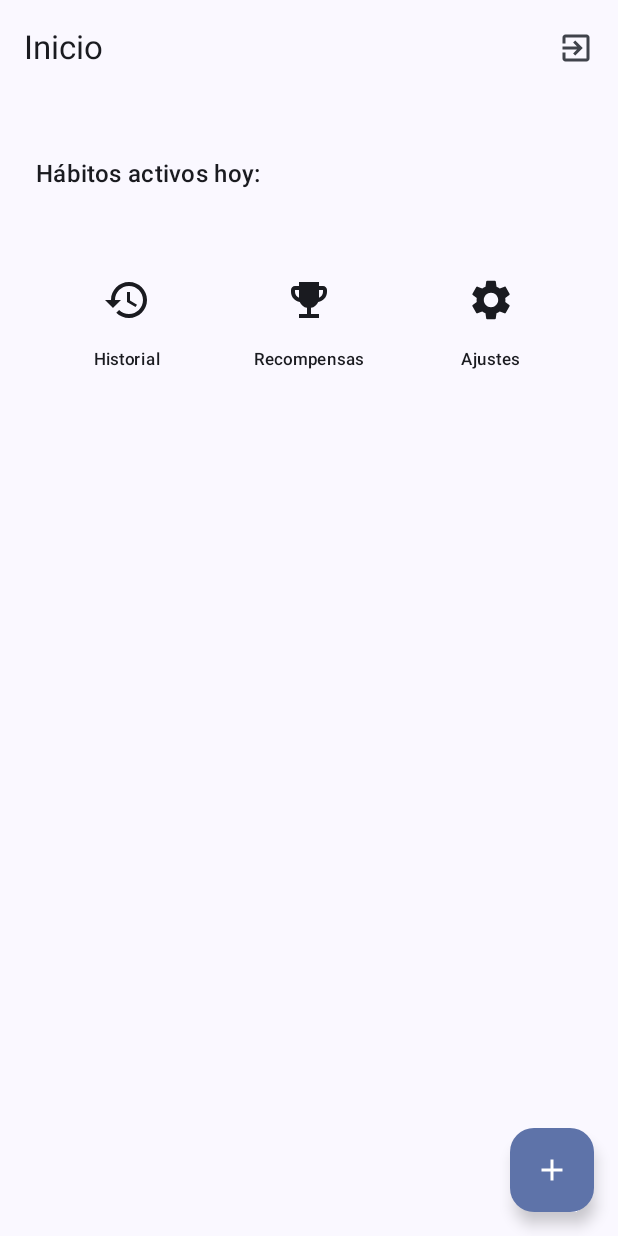
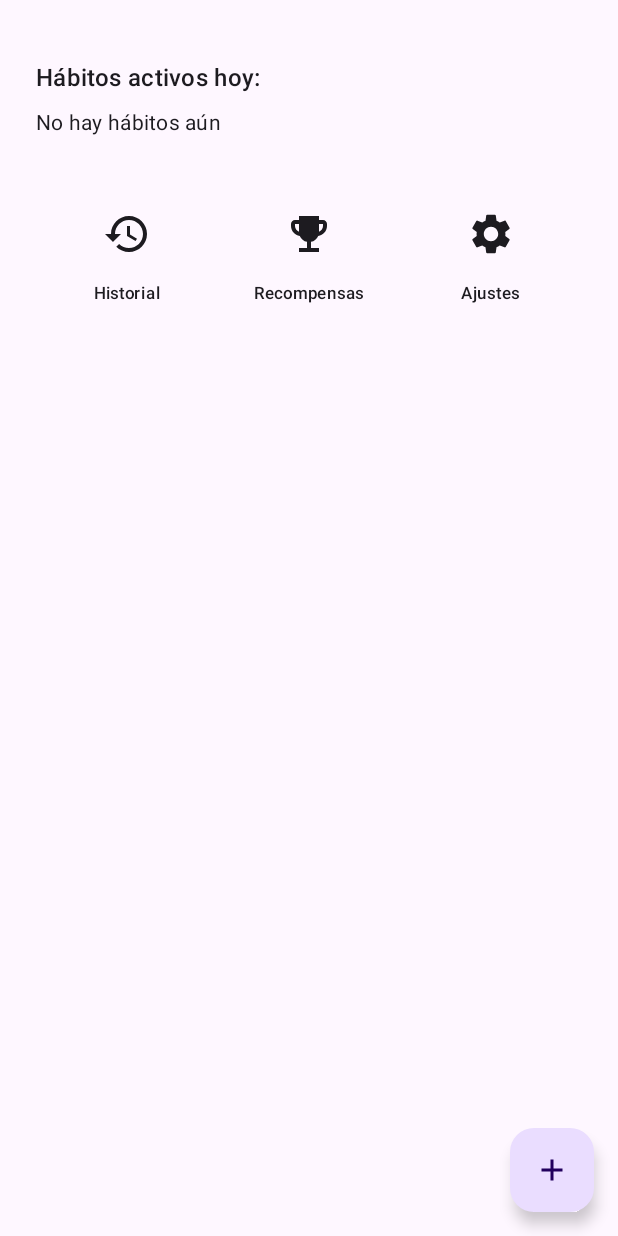
Before and after one commit to iballa003/Seguimiento-de-habitos, an Android app built with Jetpack Compose: the HomeScreen screen opened through its navigation route, on a phone screen of 412 x 824 dp. Run offline under Robolectric (Android 15) with nearby library versions, the phone set to English and light mode, and no system bars; 1 statement that could not run was skipped.

Commit message:
Modificado el Homescreen y creado la pantalla settings con el modo oscuro

```diff
--- a/app/src/main/java/org/iesharia/seguimientodehabitos/MainActivity.kt
+++ b/app/src/main/java/org/iesharia/seguimientodehabitos/MainActivity.kt
@@ -4,10 +4,17 @@ import android.os.Bundle
 import androidx.activity.ComponentActivity
 import androidx.activity.compose.setContent
 import androidx.activity.enableEdgeToEdge
+import androidx.compose.material3.MaterialTheme.colorScheme
 import androidx.compose.material3.Text
+import androidx.compose.material3.darkColorScheme
+import androidx.compose.material3.lightColorScheme
 import androidx.compose.runtime.Composable
+import androidx.compose.runtime.collectAsState
+import androidx.compose.runtime.getValue
 import androidx.compose.ui.Modifier
 import androidx.compose.ui.tooling.preview.Preview
+import androidx.lifecycle.viewmodel.compose.viewModel
+import org.iesharia.seguimientodehabitos.data.viewmodel.ThemeViewModel
 import org.iesharia.seguimientodehabitos.navigation.AppNavigation
 import org.iesharia.seguimientodehabitos.ui.theme.SeguimientoDeHabitosTheme
 import org.iesharia.seguimientodehabitos.ui.screen.LoginScreen
@@ -15,10 +22,12 @@ import org.iesharia.seguimientodehabitos.ui.screen.LoginScreen
 class MainActivity : ComponentActivity() {
     override fun onCreate(savedInstanceState: Bundle?) {
         super.onCreate(savedInstanceState)
-        enableEdgeToEdge()
         setContent {
-            SeguimientoDeHabitosTheme {
-                AppNavigation()
+            val themeViewModel: ThemeViewModel = viewModel()
+            val isDark by themeViewModel.isDarkMode.collectAsState()
+
+            SeguimientoDeHabitosTheme(darkTheme = isDark) {
+                AppNavigation(themeViewModel)
             }
         }
     }
--- a/app/src/main/java/org/iesharia/seguimientodehabitos/data/model/Habito.kt
+++ b/app/src/main/java/org/iesharia/seguimientodehabitos/data/model/Habito.kt
@@ -1,12 +1,15 @@
 package org.iesharia.seguimientodehabitos.data.model
+import kotlinx.serialization.SerialName
 import kotlinx.serialization.Serializable
 
+// CLIENTE - Android
 @Serializable
 data class Habito(
     val id: Int,
     val nombre: String,
     val descripcion: String,
-    val meta_diaria: Int,
+    @SerialName("meta_diaria")
+    val metaDiaria: Int,
     val estado: Boolean,
     val categoriaId: Int
 )
--- /dev/null
+++ b/app/src/main/java/org/iesharia/seguimientodehabitos/data/session/ThemePreferenceManager.kt
@@ -0,0 +1,21 @@
+package org.iesharia.seguimientodehabitos.data.session
+
+import android.content.Context
+import androidx.datastore.preferences.core.booleanPreferencesKey
+import androidx.datastore.preferences.core.edit
+import androidx.datastore.preferences.preferencesDataStore
+import kotlinx.coroutines.flow.Flow
+import kotlinx.coroutines.flow.map
+
+object ThemePreferenceManager {
+    private val Context.dataStore by preferencesDataStore(name = "settings")
+    private val DARK_MODE_KEY = booleanPreferencesKey("dark_mode")
+
+    suspend fun setDarkMode(context: Context, isDark: Boolean) {
+        context.dataStore.edit { it[DARK_MODE_KEY] = isDark }
+    }
+
+    fun getDarkModeFlow(context: Context): Flow<Boolean> {
+        return context.dataStore.data.map { it[DARK_MODE_KEY] ?: false }
+    }
+}
--- /dev/null
+++ b/app/src/main/java/org/iesharia/seguimientodehabitos/data/viewmodel/ThemeViewModel.kt
@@ -0,0 +1,22 @@
+package org.iesharia.seguimientodehabitos.data.viewmodel
+
+import android.app.Application
+import androidx.lifecycle.AndroidViewModel
+import androidx.lifecycle.viewModelScope
+import kotlinx.coroutines.flow.SharingStarted
+import kotlinx.coroutines.flow.stateIn
+import kotlinx.coroutines.launch
+import org.iesharia.seguimientodehabitos.data.session.ThemePreferenceManager
+
+class ThemeViewModel(application: Application) : AndroidViewModel(application) {
+    private val context = application.applicationContext
+
+    val isDarkMode = ThemePreferenceManager.getDarkModeFlow(context)
+        .stateIn(viewModelScope, SharingStarted.Eagerly, false)
+
+    fun toggleDarkMode(enabled: Boolean) {
+        viewModelScope.launch {
+            ThemePreferenceManager.setDarkMode(context, enabled)
+        }
+    }
+}
--- a/app/src/main/java/org/iesharia/seguimientodehabitos/navigation/AppNavigation.kt
+++ b/app/src/main/java/org/iesharia/seguimientodehabitos/navigation/AppNavigation.kt
@@ -27,12 +27,17 @@ import org.iesharia.seguimientodehabitos.data.api.AuthService
 import org.iesharia.seguimientodehabitos.data.api.HabitoService
 import org.iesharia.seguimientodehabitos.data.model.Habito
 import org.iesharia.seguimientodehabitos.data.session.UserSessionManager
+import org.iesharia.seguimientodehabitos.data.viewmodel.ThemeViewModel
+import org.iesharia.seguimientodehabitos.ui.screen.EditHabitScreen
 import org.iesharia.seguimientodehabitos.ui.screen.HabitFormScreen
 import org.iesharia.seguimientodehabitos.ui.screen.HabitListScreen
+import org.iesharia.seguimientodehabitos.ui.screen.HomeScreen2
+import org.iesharia.seguimientodehabitos.ui.screen.LogbookScreen
+import org.iesharia.seguimientodehabitos.ui.screen.SettingsScreen
 import org.iesharia.seguimientodehabitos.ui.screen.SplashScreen
 
 @Composable
-fun AppNavigation() {
+fun AppNavigation(themeViewModel: ThemeViewModel) {
     val navController = rememberNavController()
     val context = LocalContext.current
     val sessionManager = remember { UserSessionManager(context) }
@@ -50,7 +55,7 @@ fun AppNavigation() {
     }
     NavHost(
         navController = navController,
-        startDestination = Routes.SPLASH
+        startDestination = Routes.HOME2
     ) {
         composable(Routes.LOGIN) {
             val context = LocalContext.current
@@ -116,6 +121,20 @@ fun AppNavigation() {
                 onGoToHistorial = { navController.navigate(Routes.HISTORY) },
                 onGoToRecompensas = { navController.navigate(Routes.REWARDS) },
                 onGoToConfiguracion = { navController.navigate(Routes.SETTINGS) },
+                onRegistrarProgreso = { navController.navigate(Routes.REGISTER) },
+                )
+        }
+        composable(Routes.HOME2) {
+            HomeScreen2(
+                onAddHabit = {},
+                onOpenSettings = {navController.navigate(Routes.SETTINGS)},
+                onOpenLogbook = {navController.navigate(Routes.LOGBOOK)},
+                onEditar = {navController.navigate(Routes.EDIT_HABIT)}
+            )
+        }
+        composable(Routes.LOGBOOK) {
+            LogbookScreen(
+            onBack = {navController.popBackStack()}
             )
         }
         composable(Routes.HABIT_LIST) {
@@ -130,6 +149,18 @@ fun AppNavigation() {
                 }
             )
         }
+        composable(Routes.EDIT_HABIT) {
+            EditHabitScreen(
+                onSave = { name, description, meta ->
+                    // Guardar en base de datos o ViewModel
+                    navController.popBackStack()
+                },
+                onCancel = {
+                    navController.popBackStack()
+                }
+            )
+        }
+
         composable(Routes.HABIT_FORM) {
             HabitFormScreen(
                 usuarioId = 1,
@@ -152,7 +183,12 @@ fun AppNavigation() {
             Text("Pantalla de Recompensas")
         }
         composable(Routes.SETTINGS) {
-            Text("Pantalla de Ajustes")
+            val isDark by themeViewModel.isDarkMode.collectAsState()
+            SettingsScreen(
+                isDark2 = isDark,
+                onToggleDarkMode = themeViewModel::toggleDarkMode,
+                onNavigateBack = { navController.popBackStack() }
+            )
         }
         composable(Routes.PROGRESS) {
             Text("Pantalla de Registro de Progreso")
--- a/app/src/main/java/org/iesharia/seguimientodehabitos/navigation/Routes.kt
+++ b/app/src/main/java/org/iesharia/seguimientodehabitos/navigation/Routes.kt
@@ -4,12 +4,15 @@ object Routes {
     const val LOGIN = "login"
     const val REGISTER = "register"
     const val HOME = "home"
+    const val HOME2 = "home2"
+    const val LOGBOOK = "logbook"
     const val HISTORY = "history"
     const val REWARDS = "rewards"
     const val SETTINGS = "settings"
     const val PROGRESS = "progress"
     const val HABIT_LIST = "habit_list"
     const val HABIT_FORM = "habit_form"
+    const val EDIT_HABIT = "editHabit"
     const val SPLASH = "splash"
 
 }
--- a/app/src/main/java/org/iesharia/seguimientodehabitos/ui/screen/HabitListScreen.kt
+++ b/app/src/main/java/org/iesharia/seguimientodehabitos/ui/screen/HabitListScreen.kt
@@ -56,7 +56,7 @@ fun HabitListScreen(
                         ) {
                             Column {
                                 Text(habit.nombre, style = MaterialTheme.typography.bodyLarge)
-                                Text("Meta diaria: ${habit.meta_diaria}", style = MaterialTheme.typography.bodySmall)
+                                Text("Meta diaria: ${habit.metaDiaria}", style = MaterialTheme.typography.bodySmall)
                             }
 
                             Row {
--- a/app/src/main/java/org/iesharia/seguimientodehabitos/ui/screen/HomeScreen.kt
+++ b/app/src/main/java/org/iesharia/seguimientodehabitos/ui/screen/HomeScreen.kt
@@ -1,5 +1,6 @@
 package org.iesharia.seguimientodehabitos.ui.screen
 
+import android.util.Log
 import androidx.compose.foundation.layout.*
 import androidx.compose.foundation.lazy.LazyColumn
 import androidx.compose.foundation.lazy.items
@@ -18,59 +19,79 @@ import androidx.compose.ui.unit.dp
 import androidx.navigation.NavController
 import kotlinx.coroutines.coroutineScope
 import kotlinx.coroutines.launch
+import org.iesharia.seguimientodehabitos.data.api.HabitoService
 import org.iesharia.seguimientodehabitos.data.model.Habito
 import org.iesharia.seguimientodehabitos.data.session.UserSessionManager
 import org.iesharia.seguimientodehabitos.navigation.Routes
 
-@OptIn(ExperimentalMaterial3Api::class)
 @Composable
 fun HomeScreen(
     navController: NavController,
     onGoToHistorial: () -> Unit,
     onGoToRecompensas: () -> Unit,
     onGoToConfiguracion: () -> Unit,
+    onRegistrarProgreso: () -> Unit
 ) {
-    val coroutineScope = rememberCoroutineScope()
     val context = LocalContext.current
+    var listaHabitos by remember { mutableStateOf<List<Habito>>(emptyList()) }
     val sessionManager = remember { UserSessionManager(context) }
-    var listaHabitos by remember { mutableStateOf<List<Habito>>(emptyList()) }
-    Scaffold(
-        topBar = {
-            TopAppBar(
-                title = { Text("Inicio") },
-                actions = {
-                    IconButton(onClick = {
-                        coroutineScope.launch {
-                            sessionManager.clearSession()
-                            navController.navigate(Routes.LOGIN) {
-                                popUpTo(Routes.HOME) { inclusive = true }
-                            }
-                        }
-                    }) {
-                        Icon(Icons.Default.ExitToApp, contentDescription = "Cerrar sesión")
-                    }
-                }
-            )
-        },
-        floatingActionButton = {
-            FloatingActionButton(onClick = {
-                //navController.navigate(Routes.CREATE_HABIT)
-            }) {
-                Icon(Icons.Default.Add, contentDescription = "Crear hábito")
+    val userId by sessionManager.userIdFlow.collectAsState(initial = null)
+    val currentUserId = userId
+    LaunchedEffect(currentUserId) {
+        Log.i("Dam2User", userId.toString())
+        if (currentUserId != null) {
+            try {
+                listaHabitos = HabitoService.obtenerHabitos(currentUserId)
+                Log.i("Dam2","✅ Hábitos recibidos: $listaHabitos") // <--- Asegura que llegaron
+
+            } catch (e: Exception) {
+                println("Error al cargar hábitos: ${e.message}")
             }
         }
-    )
-    { padding ->
+    }
+    val habits : List<String> = listOf("x", "y", "z")
+    Scaffold(
+        floatingActionButton = {
+            FloatingActionButton(onClick = onRegistrarProgreso) {
+                Icon(Icons.Default.Add, contentDescription = "Registrar progreso")
+            }
+        }
+    ) { padding ->
         Column(
             modifier = Modifier
                 .fillMaxSize()
                 .padding(padding)
                 .padding(24.dp)
         ) {
+//            Text(
+//                text = "Hola, $userName 👋",
+//                style = MaterialTheme.typography.headlineMedium
+//            )
+
             Spacer(modifier = Modifier.height(16.dp))
+
             Text("Hábitos activos hoy:", style = MaterialTheme.typography.titleMedium)
 
             Spacer(modifier = Modifier.height(8.dp))
+            if (listaHabitos.isEmpty()) {
+                Text("No hay hábitos aún", style = MaterialTheme.typography.bodyMedium)
+            }else{}
+            LazyColumn {
+                items(listaHabitos) { habit ->
+                    Card(
+                        modifier = Modifier
+                            .fillMaxWidth()
+                            .padding(vertical = 4.dp),
+                        elevation = CardDefaults.cardElevation(defaultElevation = 4.dp)
+                    ) {
+                        Text(
+                            text = habit.nombre,
+                            modifier = Modifier.padding(16.dp),
+                            style = MaterialTheme.typography.bodyLarge
+                        )
+                    }
+                }
+            }
 
             Spacer(modifier = Modifier.height(24.dp))
 
--- a/app/src/main/java/org/iesharia/seguimientodehabitos/ui/theme/Theme.kt
+++ b/app/src/main/java/org/iesharia/seguimientodehabitos/ui/theme/Theme.kt
@@ -36,19 +36,9 @@ private val LightColorScheme = lightColorScheme(
 @Composable
 fun SeguimientoDeHabitosTheme(
     darkTheme: Boolean = isSystemInDarkTheme(),
-    // Dynamic color is available on Android 12+
-    dynamicColor: Boolean = true,
     content: @Composable () -> Unit
 ) {
-    val colorScheme = when {
-        dynamicColor && Build.VERSION.SDK_INT >= Build.VERSION_CODES.S -> {
-            val context = LocalContext.current
-            if (darkTheme) dynamicDarkColorScheme(context) else dynamicLightColorScheme(context)
-        }
-
-        darkTheme -> DarkColorScheme
-        else -> LightColorScheme
-    }
+    val colorScheme = if (darkTheme) DarkColorScheme else LightColorScheme
 
     MaterialTheme(
         colorScheme = colorScheme,
--- a/app/src/main/res/mipmap-anydpi/ic_launcher.xml
+++ /dev/null
@@ -1,6 +0,0 @@
-<?xml version="1.0" encoding="utf-8"?>
-<adaptive-icon xmlns:android="http://schemas.android.com/apk/res/android">
-    <background android:drawable="@drawable/ic_launcher_background" />
-    <foreground android:drawable="@drawable/ic_launcher_foreground" />
-    <monochrome android:drawable="@drawable/ic_launcher_foreground" />
-</adaptive-icon>
--- a/app/src/main/res/mipmap-anydpi/ic_launcher_round.xml
+++ /dev/null
@@ -1,6 +0,0 @@
-<?xml version="1.0" encoding="utf-8"?>
-<adaptive-icon xmlns:android="http://schemas.android.com/apk/res/android">
-    <background android:drawable="@drawable/ic_launcher_background" />
-    <foreground android:drawable="@drawable/ic_launcher_foreground" />
-    <monochrome android:drawable="@drawable/ic_launcher_foreground" />
-</adaptive-icon>
```
Also changed, not shown: app/src/main/java/org/iesharia/seguimientodehabitos/ui/components/DatePickerSection.kt (added, +54 -0 lines), app/src/main/java/org/iesharia/seguimientodehabitos/ui/screen/LogbookScreen.kt (added, +113 -0 lines), app/src/main/java/org/iesharia/seguimientodehabitos/ui/screen/PerfilScreen.kt (added, +41 -0 lines), app/src/main/java/org/iesharia/seguimientodehabitos/ui/screen/SettingsScreen.kt (added, +133 -0 lines).
